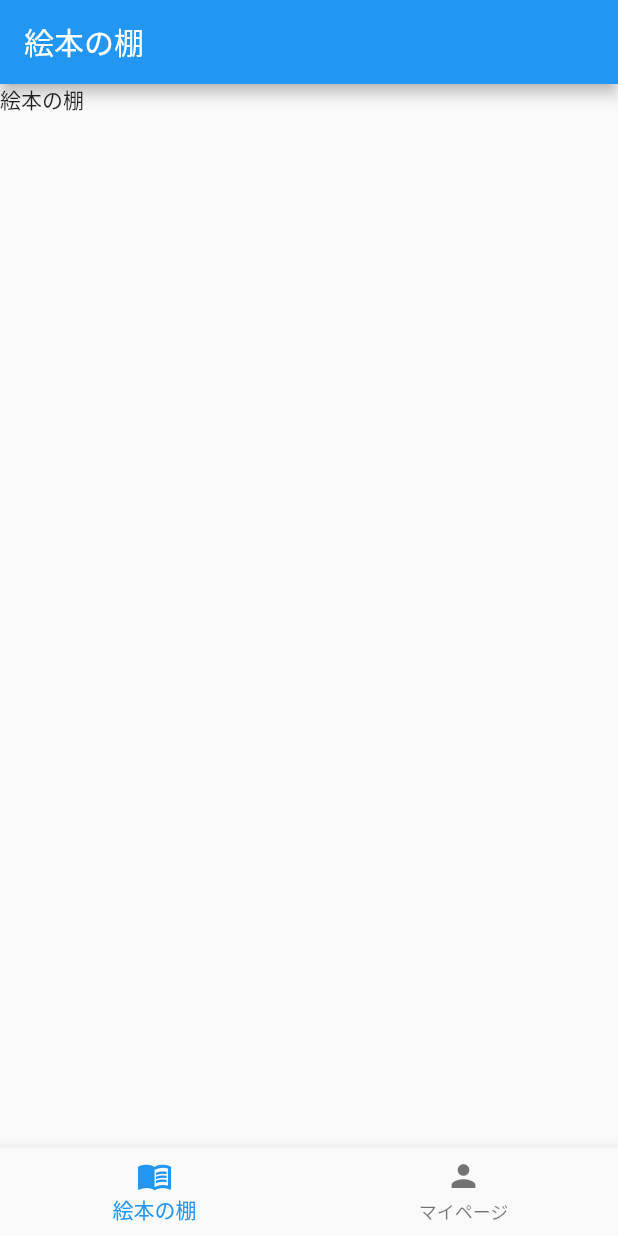
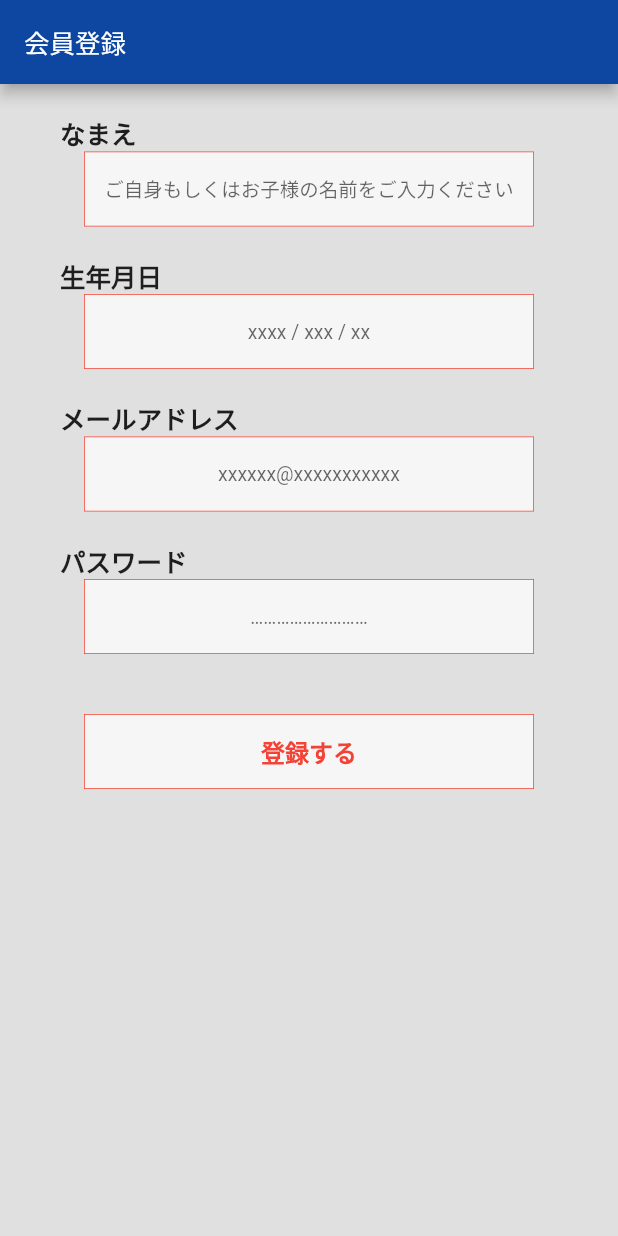
Before and after one commit to pj-picbook/picbook, a Flutter app: the screen it shows after launch, on a phone screen of 412 x 824 dp. Run offline on Flutter 3.47's test engine with Material 2 defaults, Android fonts, the phone set to English and light mode, and no system bars; our stand-ins replace freezed_annotation, webview_flutter.

Commit message:
add: 登録画面の基本的なUIを作成
・SignUpPageの基本UIを作成(最後の一文のみ未作成)
・signupという単語なので、presentationディレクトリのsigninディレクトリを、signupディレクトリにリファクタリング

```diff
--- a/lib/main.dart
+++ b/lib/main.dart
@@ -1,5 +1,6 @@
 import 'package:flutter/material.dart';
 import 'package:picbook/presentation/bottom_navigation_page.dart';
+import 'package:picbook/presentation/signup/signup_page.dart';
 
 void main() {
   runApp(const MyApp());
@@ -15,7 +16,7 @@ class MyApp extends StatelessWidget {
       theme: ThemeData(
         primarySwatch: Colors.blue,
       ),
-      home: const BottomNavigationPage(),
+      home: const SignUpPage(),
     );
   }
 }
--- /dev/null
+++ b/lib/presentation/signup/signup_page.dart
@@ -0,0 +1,154 @@
+import 'package:flutter/material.dart';
+
+class SignUpPage extends StatelessWidget {
+  const SignUpPage({Key? key}) : super(key: key);
+
+  @override
+  Widget build(BuildContext context) {
+    return Scaffold(
+      appBar: AppBar(
+        title: const Text(
+          "会員登録",
+          style: TextStyle(fontSize: 17.0),
+        ),
+        backgroundColor: Colors.blue[900],
+      ),
+      body: Form(
+        child: Container(
+          color: Colors.grey[300],
+          padding: const EdgeInsets.only(left: 40.0, right: 40.0),
+          child: Column(
+            children: [
+              const SizedBox(
+                height: 20.0,
+              ),
+              const Align(
+                alignment: Alignment.centerLeft,
+                child: Text(
+                  "なまえ",
+                  style: TextStyle(fontSize: 17.0, fontWeight: FontWeight.bold),
+                ),
+              ),
+              Container(
+                height: 50,
+                width: 300,
+                decoration: BoxDecoration(
+                  color: Colors.white70,
+                  border: Border.all(color: Colors.red, width: 0.5),
+                ),
+                child: TextFormField(
+                  textAlign: TextAlign.center,
+                  decoration: const InputDecoration(
+                    border: InputBorder.none,
+                    hintText: "ご自身もしくはお子様の名前をご入力ください",
+                    hintStyle: TextStyle(fontSize: 13.0),
+                  ),
+                ),
+              ),
+              const SizedBox(
+                height: 20.0,
+              ),
+              const Align(
+                alignment: Alignment.centerLeft,
+                child: Text(
+                  "生年月日",
+                  style: TextStyle(fontSize: 17.0, fontWeight: FontWeight.bold),
+                ),
+              ),
+              Container(
+                height: 50,
+                width: 300,
+                decoration: BoxDecoration(
+                  color: Colors.white70,
+                  border: Border.all(color: Colors.red, width: 0.5),
+                ),
+                child: TextFormField(
+                  textAlign: TextAlign.center,
+                  decoration: const InputDecoration(
+                    border: InputBorder.none,
+                    hintText: "xxxx / xxx / xx",
+                    hintStyle: TextStyle(fontSize: 13.0),
+                  ),
+                ),
+              ),
+              const SizedBox(
+                height: 20.0,
+              ),
+              const Align(
+                alignment: Alignment.centerLeft,
+                child: Text(
+                  "メールアドレス",
+                  style: TextStyle(fontSize: 17.0, fontWeight: FontWeight.bold),
+                ),
+              ),
+              Container(
+                height: 50,
+                width: 300,
+                decoration: BoxDecoration(
+                  color: Colors.white70,
+                  border: Border.all(color: Colors.red, width: 0.5),
+                ),
+                child: TextFormField(
+                  textAlign: TextAlign.center,
+                  decoration: const InputDecoration(
+                    border: InputBorder.none,
+                    hintText: "xxxxxx@xxxxxxxxxxx",
+                    hintStyle: TextStyle(fontSize: 13.0),
+                  ),
+                ),
+              ),
+              const SizedBox(
+                height: 20.0,
+              ),
+              const Align(
+                alignment: Alignment.centerLeft,
+                child: Text(
+                  "パスワード",
+                  style: TextStyle(fontSize: 17.0, fontWeight: FontWeight.bold),
+                ),
+              ),
+              Container(
+                height: 50,
+                width: 300,
+                decoration: BoxDecoration(
+                  color: Colors.white70,
+                  border: Border.all(color: Colors.red, width: 0.5),
+                ),
+                child: TextFormField(
+                  textAlign: TextAlign.center,
+                  decoration: const InputDecoration(
+                    border: InputBorder.none,
+                    hintText: "………………………",
+                    hintStyle: TextStyle(fontSize: 13.0),
+                  ),
+                ),
+              ),
+              const SizedBox(
+                height: 40.0,
+              ),
+              Container(
+                height: 50,
+                width: 300,
+                decoration: BoxDecoration(
+                  color: Colors.white70,
+                  border: Border.all(color: Colors.red, width: 0.5),
+                ),
+                child: const TextButton(
+                  onPressed: null,
+                  child: Text(
+                    "登録する",
+                    style: TextStyle(
+                      color: Colors.red,
+                      fontSize: 16.0,
+                      fontWeight: FontWeight.w900,
+                    ),
+                  ),
+                ),
+              ),
+            ],
+          ),
+        ),
+      ),
+    );
+  }
+}
```
Also changed, not shown: 1 other file.
